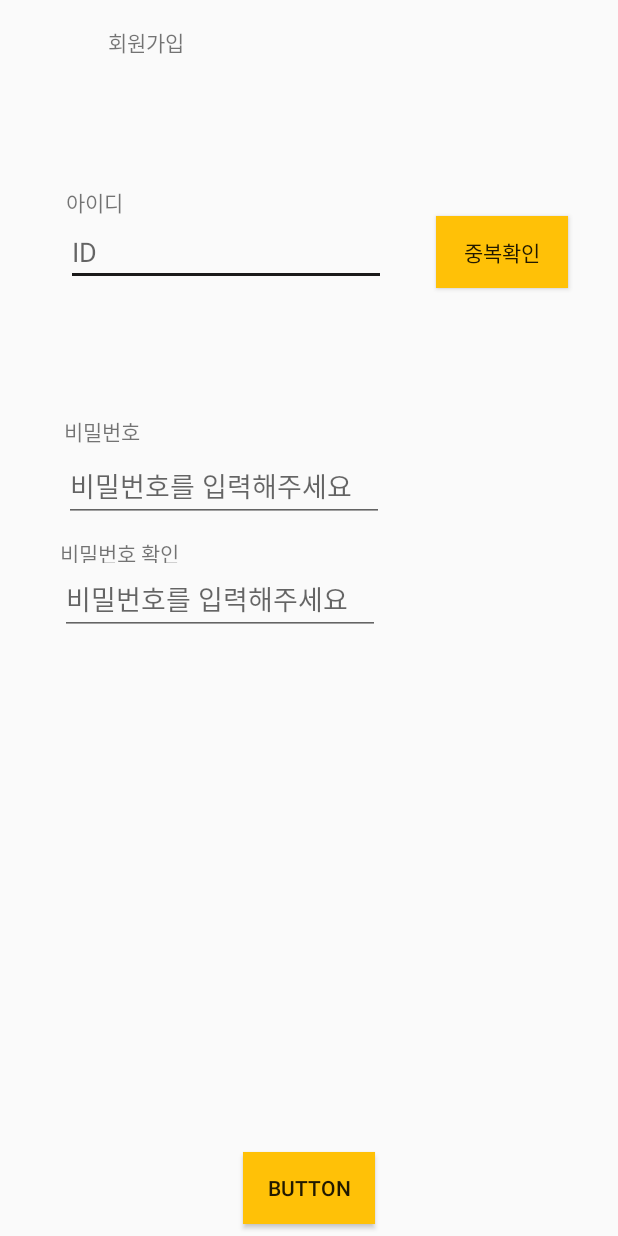
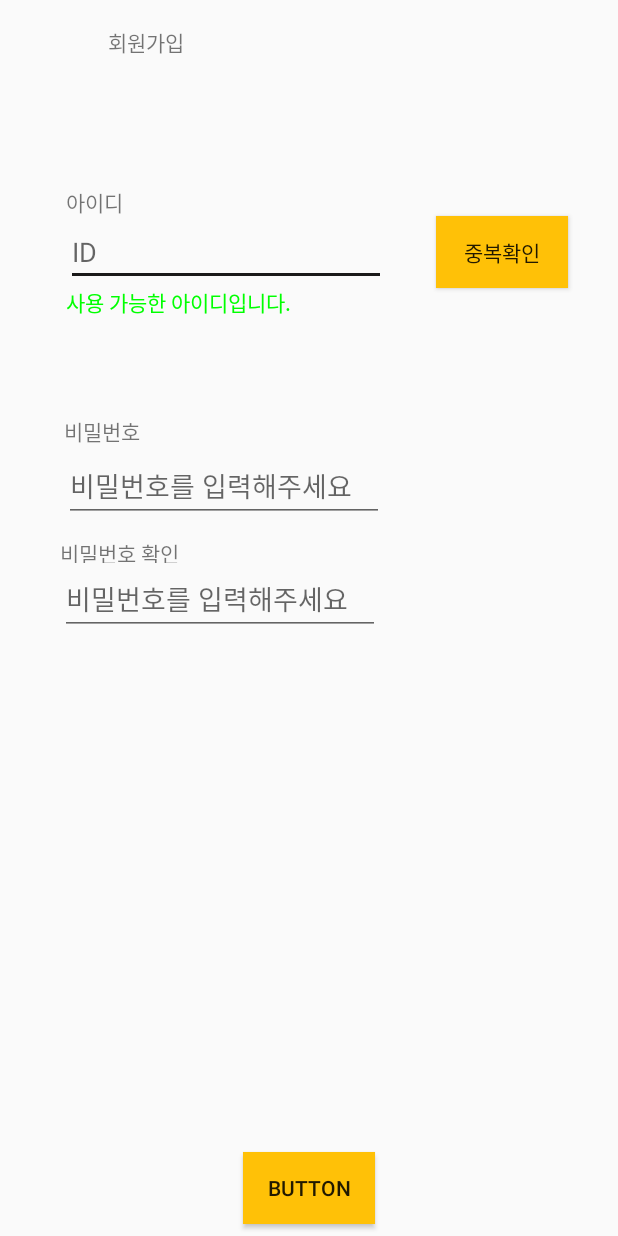
Before and after one commit to hyuna919/travelhelp_clone, an Android app: the SignupActivity screen opened directly, with no data from a screen before it, after a tap on "중복확인", on a phone screen of 412 x 824 dp. Run offline under Robolectric (Android 15) with nearby library versions, the phone set to English and light mode, and no system bars; 1 statement that could not run was skipped.

Commit message:
회원가입-아이디 중복 검사 완료 ToDo: 비밀번호 확인

```diff
--- a/app/src/main/java/com/example/travel_help/Activity/LoginActivity.kt
+++ b/app/src/main/java/com/example/travel_help/Activity/LoginActivity.kt
@@ -2,6 +2,7 @@ package com.example.travel_help.Activity
 
 import android.content.Intent
 import android.os.Bundle
+import android.util.Log
 import android.view.View
 import androidx.appcompat.app.AppCompatActivity
 import com.example.travel_help.R
@@ -39,7 +40,10 @@ class LoginActivity :AppCompatActivity(){
 
         //회원가입 버튼
         bt_signup.setOnClickListener(View.OnClickListener {
+            var keys = accounts.keys.toTypedArray()
+            Log.d("*****************************",keys[0])
             var intent = Intent(this, SignupActivity::class.java)
+            intent.putExtra("id",keys)
             startActivityForResult(intent,SIGNUP_CODE)
         })
     }
--- a/app/src/main/java/com/example/travel_help/Activity/SignupActivity.kt
+++ b/app/src/main/java/com/example/travel_help/Activity/SignupActivity.kt
@@ -1,6 +1,8 @@
 package com.example.travel_help.Activity
 
+import android.graphics.Color
 import android.os.Bundle
+import android.util.Log
 import androidx.appcompat.app.AppCompatActivity
 import android.view.View
 import android.widget.Toolbar
@@ -10,16 +12,16 @@ import kotlinx.android.synthetic.main.signup.*
 
 class SignupActivity : AppCompatActivity() {
     var checkId = false
+    var notUniq = false
     var checkPw = false
-
 
     override fun onCreate(savedInstanceState: Bundle?) {
         super.onCreate(savedInstanceState)
         setContentView(R.layout.signup)
 
         bt_check.setOnClickListener(View.OnClickListener {
-            var id = bt_check.text.toString()
-
+            var id = put_id.text.toString()
+            Log.d("------------","1111111111")
             checkId(id)
         })
 
@@ -29,12 +31,29 @@ class SignupActivity : AppCompatActivity() {
     }
 
     fun checkId(id:String){
-        var idList = intent.getStringArrayListExtra("id")
+        notUniq = false
+        var idList = intent.getStringArrayExtra("id")
+
         for(list in idList){
             if(list==id){
-
+                put_id.setText(null)
+                tv_idcheck.setText("이미 존재하는 아이디입니다.")
+                tv_idcheck.setTextColor(Color.RED)
+                notUniq = true
+                break
             }
         }
 
+        if(!notUniq){
+
+            Log.d("------------","0000000000")
+            checkId = true
+            notUniq = false
+            tv_idcheck.setText("사용 가능한 아이디입니다.")
+            tv_idcheck.setTextColor(Color.GREEN)
+        }
+
+
+
     }
 }
--- a/app/src/main/res/layout/signup.xml
+++ b/app/src/main/res/layout/signup.xml
@@ -64,8 +64,7 @@
             android:layout_width="wrap_content"
             android:layout_height="wrap_content"
             app:layout_constraintTop_toBottomOf="@+id/put_id"
-            app:layout_constraintStart_toStartOf="@+id/put_id"
-            android:textColor="@android:color/holo_red_dark" />
+            app:layout_constraintStart_toStartOf="@+id/put_id" />
 
 
 
@@ -114,8 +113,7 @@
             android:layout_width="wrap_content"
             android:layout_height="wrap_content"
             app:layout_constraintTop_toBottomOf="@+id/put_pw_check"
-            app:layout_constraintStart_toStartOf="@+id/put_pw_check"
-            android:textColor="@android:color/holo_red_dark" />
+            app:layout_constraintStart_toStartOf="@+id/put_pw_check" />
 
 
     <Button
```
